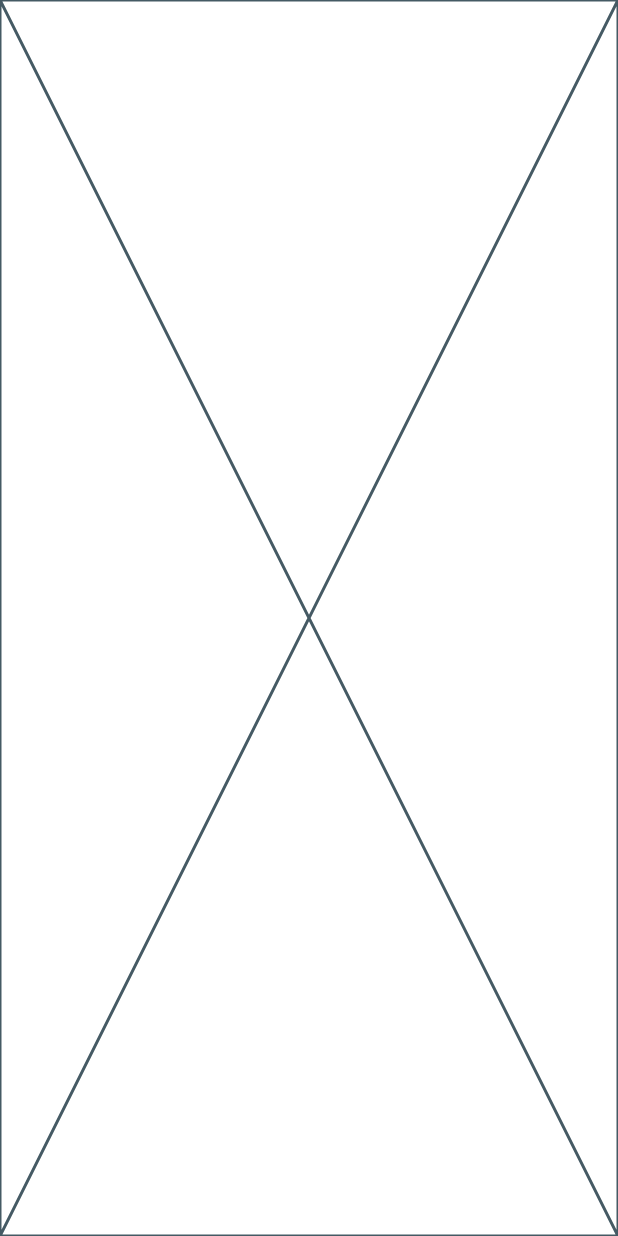
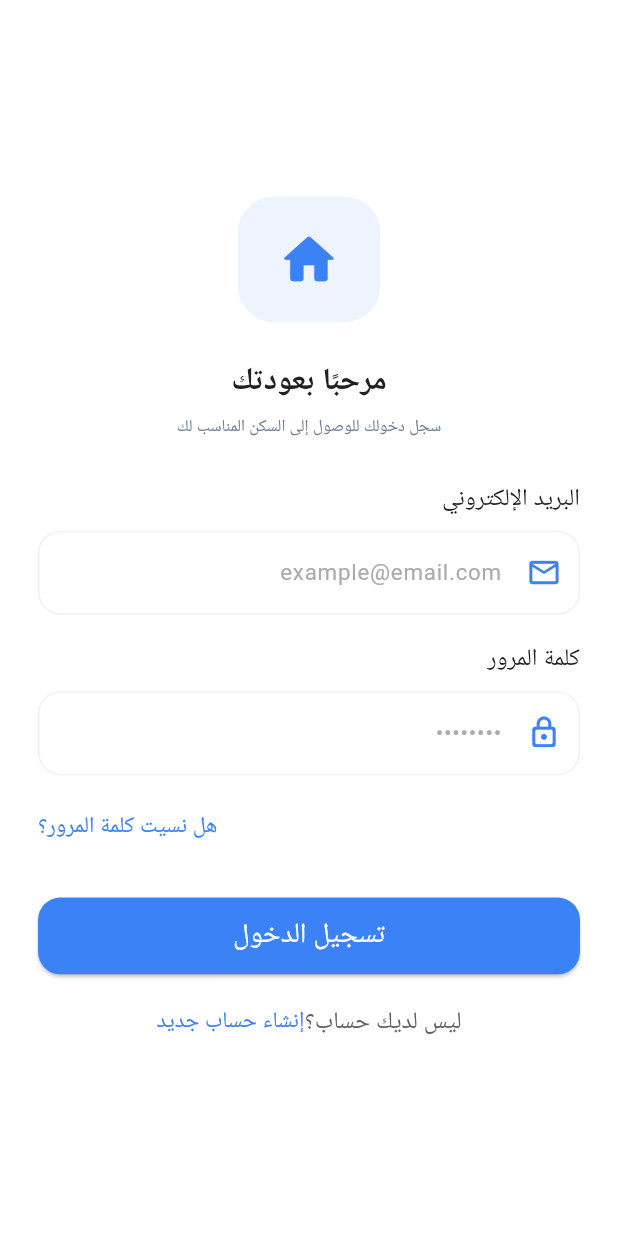
Before and after one commit to Elhaw2003/skann-app, a Flutter app: the screen it shows after launch, on a phone screen of 412 x 824 dp. Run offline on Flutter 3.47's test engine with Material 3 defaults, Android fonts, the phone set to English and light mode, and no system bars; our stand-ins replace connectivity_plus, dio, flutter_screenutil, flutter_secure_storage, flutter_svg, get_it and 2 more.

Commit message:
feat: splash feature done
- Add login screen and routing configuration

- Introduced a new login screen with form fields for email and password.
- Updated routing configuration to include the login route.
- Refactored theme files to organize colors, text styles, font sizes, and spacing.
- Replaced old utility files with new structured theme files.
- Enhanced splash screen with animation and navigation to the login screen.
- Updated widget tests to verify the presence of splash screen elements.

```diff
--- a/lib/core/routing/app_routes.dart
+++ b/lib/core/routing/app_routes.dart
@@ -1,3 +1,4 @@
 class AppRoutes {
   static const String spalshScreen = '/splashScreen';
+  static const String login = '/login';
 }
--- a/lib/core/routing/routing_generation_config.dart
+++ b/lib/core/routing/routing_generation_config.dart
@@ -1,6 +1,7 @@
 import 'package:flutter/material.dart';
 import 'package:go_router/go_router.dart';
 import 'package:skann_app/core/routing/app_routes.dart';
+import 'package:skann_app/features/auth/presentation/view/login_screen.dart';
 import 'package:skann_app/features/splash/presentation/view/splash_screen.dart';
 
 class RoutingGenerationConfig {
@@ -16,6 +17,11 @@ class RoutingGenerationConfig {
         name: AppRoutes.spalshScreen,
         builder: (context, state) => const SplashScreen(),
       ),
+      GoRoute(
+        path: AppRoutes.login,
+        name: AppRoutes.login,
+        builder: (context, state) => const LoginScreen(),
+      ),
     ],
   );
 }
--- a/lib/core/shared_widgets/custom_button_widget.dart
+++ b/lib/core/shared_widgets/custom_button_widget.dart
@@ -1,8 +1,8 @@
 import 'package:flutter/material.dart';
 import 'package:flutter_screenutil/flutter_screenutil.dart';
 import 'package:flutter_svg/svg.dart';
-import 'package:skann_app/core/utils/app_colors.dart';
-import 'package:skann_app/core/utils/app_text_style.dart';
+import 'package:skann_app/core/theme/app_colors.dart';
+import 'package:skann_app/core/theme/app_text_styles.dart';
 
 class CustomButtonWidget extends StatelessWidget {
   const CustomButtonWidget({
@@ -90,7 +90,7 @@ class CustomButtonWidget extends StatelessWidget {
                     Text(
                       title ?? "",
                       textAlign: TextAlign.center,
-                      style: titleStyle ?? AppTextStyle.whiteW500S27,
+                      style: titleStyle ?? AppTextStyles.whiteW500S27,
                     ),
               ),
             ),
--- a/lib/core/shared_widgets/custom_loading_widget.dart
+++ b/lib/core/shared_widgets/custom_loading_widget.dart
@@ -1,6 +1,6 @@
 import 'package:flutter/material.dart';
 import 'package:flutter_screenutil/flutter_screenutil.dart';
-import 'package:skann_app/core/utils/app_colors.dart';
+import 'package:skann_app/core/theme/app_colors.dart';
 
 class CustomLoadingWidget extends StatelessWidget {
   const CustomLoadingWidget({
--- a/lib/core/shared_widgets/custom_rich_text_widget.dart
+++ b/lib/core/shared_widgets/custom_rich_text_widget.dart
@@ -1,6 +1,6 @@
 import 'package:flutter/gestures.dart';
 import 'package:flutter/material.dart';
-import 'package:skann_app/core/utils/app_text_style.dart';
+import 'package:skann_app/core/theme/app_text_styles.dart';
 
 class CustomRichTextWidget extends StatelessWidget {
   const CustomRichTextWidget({
@@ -17,11 +17,11 @@ class CustomRichTextWidget extends StatelessWidget {
     return RichText(
       text: TextSpan(
         text: title,
-        style: AppTextStyle.primaryTextW400S15,
+        style: AppTextStyles.primaryTextW400S15,
         children: [
           TextSpan(
             text: secondTitle,
-            style: AppTextStyle.primaryW400S15,
+            style: AppTextStyles.primaryW400S15,
             recognizer: TapGestureRecognizer()..onTap = onTap,
           ),
         ],
--- a/lib/core/shared_widgets/custom_switch_widget.dart
+++ b/lib/core/shared_widgets/custom_switch_widget.dart
@@ -1,5 +1,5 @@
 import 'package:flutter/material.dart';
-import 'package:skann_app/core/utils/app_colors.dart';
+import 'package:skann_app/core/theme/app_colors.dart';
 
 class CustomSwitchWidget extends StatelessWidget {
   const CustomSwitchWidget({
--- a/lib/core/shared_widgets/custom_text_field_widget.dart
+++ b/lib/core/shared_widgets/custom_text_field_widget.dart
@@ -1,8 +1,8 @@
 import 'package:flutter/material.dart';
 import 'package:flutter/services.dart';
 import 'package:flutter_screenutil/flutter_screenutil.dart';
-import 'package:skann_app/core/utils/app_colors.dart';
-import 'package:skann_app/core/utils/app_text_style.dart';
+import 'package:skann_app/core/theme/app_colors.dart';
+import 'package:skann_app/core/theme/app_text_styles.dart';
 
 class CustomTextFieldWidget extends StatelessWidget {
   const CustomTextFieldWidget({
@@ -133,10 +133,10 @@ class CustomTextFieldWidget extends StatelessWidget {
                 hintTextDirection ??
                 (isRTL ? TextDirection.rtl : TextDirection.ltr),
             helperText: helperText,
-            helperStyle: helperTextStyle ?? AppTextStyle.grey300W400S16,
+            helperStyle: helperTextStyle ?? AppTextStyles.grey300W400S16,
             helperMaxLines: helperMaxLines ?? 1,
             hintText: hintText,
-            hintStyle: hintTextStyle ?? AppTextStyle.grey300W400S16,
+            hintStyle: hintTextStyle ?? AppTextStyles.grey300W400S16,
             fillColor: fillColor ?? AppColors.whiteColor,
             filled: true,
 
--- a/lib/core/utils/app_colors.dart
+++ b/lib/core/theme/app_colors.dart
@@ -5,6 +5,9 @@ class AppColors {
   static const Color whiteColor = Color(0xffFFFFFF);
   static const Color backgroundColor = Color(0xffEDF0FE);
   static const Color primaryColor = Color(0xff3B82F6);
+  static const Color splashLogoBackgroundColor = Color(0xFFEDF4FD);
+  static const Color splashSubtitleColor = Color(0xFF71809A);
+  static const Color splashTitleColor = Color(0xFF11182F);
   static const Color secondaryColor = Color(0xff113E80);
   static const Color darkTealColor = Color(0xFF0D5C63);
   static const Color goldColor = Color(0xFFC6A75E);
--- /dev/null
+++ b/lib/core/theme/app_font_size.dart
@@ -0,0 +1,4 @@
+class AppFontSize {
+  static const double splashTitle = 30;
+  static const double splashSubtitle = 12;
+}
--- /dev/null
+++ b/lib/core/theme/app_radius.dart
@@ -0,0 +1,4 @@
+class AppRadius {
+  static const double splashLogo = 20;
+  static const double splashIndicator = 1;
+}
--- a/lib/core/utils/app_text_style.dart
+++ b/lib/core/theme/app_text_styles.dart
@@ -1,9 +1,21 @@
 import 'package:flutter/material.dart';
 import 'package:flutter_screenutil/flutter_screenutil.dart';
 import 'package:google_fonts/google_fonts.dart';
-import 'package:skann_app/core/utils/app_colors.dart';
+import 'package:skann_app/core/theme/app_colors.dart';
+import 'package:skann_app/core/theme/app_font_size.dart';
 
-class AppTextStyle {
+class AppTextStyles {
+  static TextStyle splashTitle = GoogleFonts.readexPro(
+    color: AppColors.splashTitleColor,
+    fontSize: AppFontSize.splashTitle.sp,
+    fontWeight: FontWeight.w700,
+  );
+  static TextStyle splashSubtitle = GoogleFonts.readexPro(
+    color: AppColors.splashSubtitleColor,
+    fontSize: AppFontSize.splashSubtitle.sp,
+    fontWeight: FontWeight.w400,
+  );
+
   /// Background color
   static TextStyle backgroundW600S25 = GoogleFonts.readexPro(
     color: AppColors.backgroundColor,
--- a/lib/core/utils/app_constants.dart
+++ /dev/null
@@ -1,4 +0,0 @@
-class AppConstants {
-  static const String publishableKey =
-      "pk_test_51TPlgXGrUV86TkojIvwPJU58rAvdmVNne6XNqvJUn8QvQ1GaTY21MwD8dX2yTWuRJBUkwV1qqE3lStKq1Bh67gQo00nxaPXmP6";
-}
--- /dev/null
+++ b/lib/core/utils/app_strings.dart
@@ -0,0 +1,4 @@
+class AppStrings {
+  static const String appNameArabic = 'سكن';
+  static const String splashSubtitle = 'سكنك الجامعي الأنسب والأقرب لجامعتك';
+}
--- /dev/null
+++ b/lib/features/auth/presentation/view/login_screen.dart
@@ -0,0 +1,162 @@
+import 'package:flutter/material.dart';
+import 'package:flutter_screenutil/flutter_screenutil.dart';
+import 'package:skann_app/core/shared_widgets/custom_button_widget.dart';
+import 'package:skann_app/core/shared_widgets/custom_text_field_widget.dart';
+import 'package:skann_app/core/theme/app_colors.dart';
+import 'package:skann_app/core/theme/app_text_styles.dart';
+
+class LoginScreen extends StatefulWidget {
+  const LoginScreen({super.key});
+
+  @override
+  State<LoginScreen> createState() => _LoginScreenState();
+}
+
+class _LoginScreenState extends State<LoginScreen> {
+  final TextEditingController _emailController = TextEditingController();
+  final TextEditingController _passwordController = TextEditingController();
+
+  @override
+  void dispose() {
+    _emailController.dispose();
+    _passwordController.dispose();
+    super.dispose();
+  }
+
+  @override
+  Widget build(BuildContext context) {
+    return Scaffold(
+      backgroundColor: AppColors.whiteColor,
+      body: Directionality(
+        textDirection: TextDirection.rtl,
+        child: SafeArea(
+          child: Center(
+            child: SingleChildScrollView(
+              padding: EdgeInsets.symmetric(horizontal: 24.w, vertical: 32.h),
+              child: ConstrainedBox(
+                constraints: BoxConstraints(maxWidth: 420.w),
+                child: Column(
+                  crossAxisAlignment: CrossAxisAlignment.center,
+                  mainAxisAlignment: MainAxisAlignment.center,
+                  children: [
+                    Container(
+                      width: 90.w,
+                      height: 90.h,
+                      decoration: BoxDecoration(
+                        color: AppColors.splashLogoBackgroundColor,
+                        borderRadius: BorderRadius.circular(26.r),
+                      ),
+                      child: Icon(
+                        Icons.home_rounded,
+                        color: AppColors.primaryColor,
+                        size: 46.sp,
+                      ),
+                    ),
+                    SizedBox(height: 26.h),
+                    Text(
+                      'مرحبًا بعودتك',
+                      style: AppTextStyles.primaryTextW600S22,
+                    ),
+                    SizedBox(height: 8.h),
+                    Text(
+                      'سجل دخولك للوصول إلى السكن المناسب لك',
+                      style: AppTextStyles.splashSubtitle,
+                      textAlign: TextAlign.center,
+                    ),
+                    SizedBox(height: 30.h),
+                    Align(
+                      alignment: Alignment.centerRight,
+                      child: Text(
+                        'البريد الإلكتروني',
+                        style: AppTextStyles.primaryTextW500S17,
+                      ),
+                    ),
+                    SizedBox(height: 10.h),
+                    CustomTextFieldWidget(
+                      controller: _emailController,
+                      hintText: 'example@email.com',
+                      prefixIcon: Icons.email_outlined,
+                      prefixColor: AppColors.primaryColor,
+                      enableBorderRadius: 16,
+                      focusBorderRadius: 16,
+                      enableBorderColor: AppColors.grey100Color,
+                      focusBorderColor: AppColors.primaryColor,
+                      fillColor: AppColors.whiteColor,
+                    ),
+                    SizedBox(height: 20.h),
+                    Align(
+                      alignment: Alignment.centerRight,
+                      child: Text(
+                        'كلمة المرور',
+                        style: AppTextStyles.primaryTextW500S17,
+                      ),
+                    ),
+                    SizedBox(height: 10.h),
+                    CustomTextFieldWidget(
+                      controller: _passwordController,
+                      hintText: '••••••••',
+                      prefixIcon: Icons.lock_outline_rounded,
+                      prefixColor: AppColors.primaryColor,
+                      obscureText: true,
+                      enableBorderRadius: 16,
+                      focusBorderRadius: 16,
+                      enableBorderColor: AppColors.grey100Color,
+                      focusBorderColor: AppColors.primaryColor,
+                      fillColor: AppColors.whiteColor,
+                    ),
+                    SizedBox(height: 12.h),
+                    Align(
+                      alignment: Alignment.centerLeft,
+                      child: TextButton(
+                        onPressed: () {},
+                        style: TextButton.styleFrom(
+                          foregroundColor: AppColors.primaryColor,
+                          padding: EdgeInsets.zero,
+                        ),
+                        child: Text(
+                          'هل نسيت كلمة المرور؟',
+                          style: AppTextStyles.primaryW500S16,
+                        ),
+                      ),
+                    ),
+                    SizedBox(height: 24.h),
+                    CustomButtonWidget(
+                      title: 'تسجيل الدخول',
+                      buttonWidth: double.infinity,
+                      buttonColor: AppColors.primaryColor,
+                      titleStyle: AppTextStyles.whiteW500S20,
+                      onPressed: () {},
+                      borderRadiusButton: 16,
+                    ),
+                    SizedBox(height: 22.h),
+                    Row(
+                      mainAxisAlignment: MainAxisAlignment.center,
+                      children: [
+                        Text(
+                          'ليس لديك حساب؟',
+                          style: AppTextStyles.secondaryTextW400S17,
+                        ),
+                        TextButton(
+                          onPressed: () {},
+                          style: TextButton.styleFrom(
+                            padding: EdgeInsets.zero,
+                            minimumSize: Size.zero,
+                            tapTargetSize: MaterialTapTargetSize.shrinkWrap,
+                          ),
+                          child: Text(
+                            'إنشاء حساب جديد',
+                            style: AppTextStyles.primaryW500S16,
+                          ),
+                        ),
+                      ],
+                    ),
+                  ],
+                ),
+              ),
+            ),
+          ),
+        ),
+      ),
+    );
+  }
+}
```
Also changed, not shown: lib/core/theme/app_spacing.dart (added, +9 -0 lines), lib/features/splash/presentation/view/splash_screen.dart (+114 -2 lines), 3 other files.
